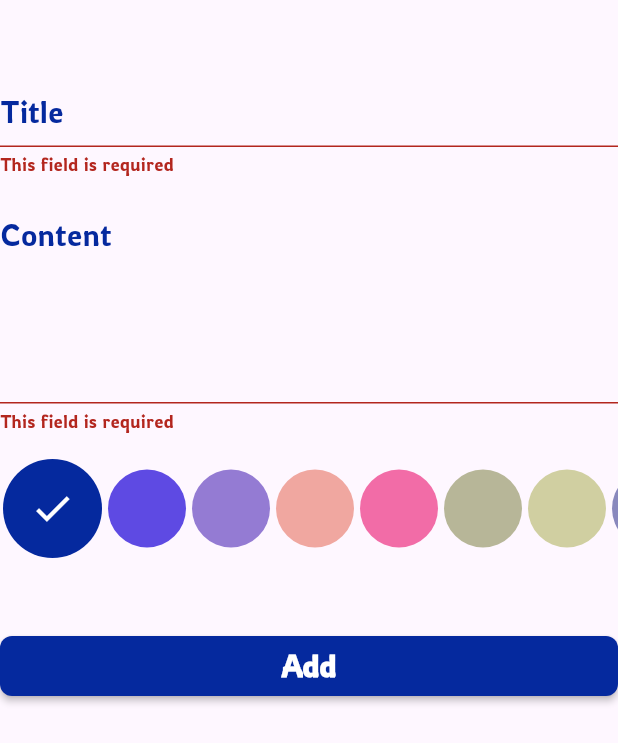
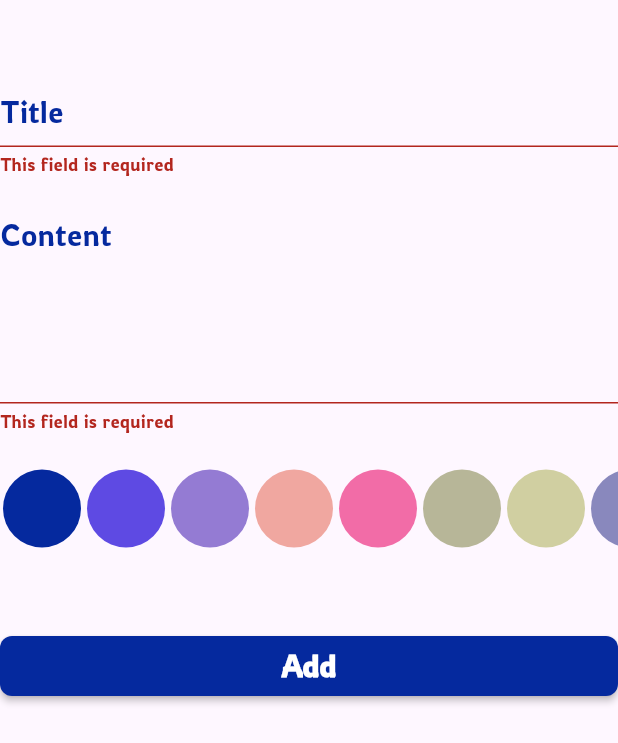
Before and after one commit to hayam-tarek/notes_app, a Flutter app: the AddNoteForm widget shown alone on an empty page, opened directly, after a tap on "Add", on a phone screen of 412 x 824 dp. Shown: the top 743 px of the screen. Run offline on Flutter 3.47's test engine with Material 3 defaults, Android fonts, the phone set to English and light mode, and no system bars; our stand-ins replace bloc, flutter_bloc, hive, hive_flutter; accounts and stored records are empty.

```diff
--- a/lib/cubits/addNoteCubit/add_note_cubit.dart
+++ b/lib/cubits/addNoteCubit/add_note_cubit.dart
@@ -1,3 +1,5 @@
+import 'dart:ui';
+
 import 'package:bloc/bloc.dart';
 import 'package:hive_flutter/adapters.dart';
 import 'package:meta/meta.dart';
@@ -8,6 +10,7 @@ part 'add_note_state.dart';
 
 class AddNoteCubit extends Cubit<AddNoteState> {
   AddNoteCubit() : super(AddNoteInitial());
+  Color? noteColor;
   addNote(NoteModel note) async {
     emit(AddNoteLoading());
     try {
--- a/lib/widgets/add_note_form.dart
+++ b/lib/widgets/add_note_form.dart
@@ -2,6 +2,7 @@ import 'package:flutter/material.dart';
 import 'package:flutter_bloc/flutter_bloc.dart';
 import 'package:intl/intl.dart';
 import 'package:notes_app/cubits/addNoteCubit/add_note_cubit.dart';
+import 'package:notes_app/helper/constant.dart';
 import 'package:notes_app/models/note_model.dart';
 import 'package:notes_app/widgets/colors_listview.dart';
 import 'package:notes_app/widgets/custom_button.dart';
@@ -70,7 +71,10 @@ class _AddNoteFormState extends State<AddNoteForm> {
                       title: title!,
                       content: content!,
                       createdAt: formattedCurrentDate,
-                      color: Colors.pink.value,
+                      color: BlocProvider.of<AddNoteCubit>(context)
+                              .noteColor
+                              ?.value ??
+                          kSecColor.value,
                     );
                     BlocProvider.of<AddNoteCubit>(context).addNote(note);
                   } else {
--- a/lib/widgets/colors_listview.dart
+++ b/lib/widgets/colors_listview.dart
@@ -1,4 +1,6 @@
 import 'package:flutter/material.dart';
+import 'package:flutter_bloc/flutter_bloc.dart';
+import 'package:notes_app/cubits/addNoteCubit/add_note_cubit.dart';
 import 'package:notes_app/helper/constant.dart';
 import 'package:notes_app/widgets/color_item.dart';
 
@@ -12,7 +14,7 @@ class ColorsListView extends StatefulWidget {
 }
 
 class _ColorsListViewState extends State<ColorsListView> {
-  int currentIndex = 0;
+  int currentIndex = -1;
   @override
   Widget build(BuildContext context) {
     return ListView.builder(
@@ -27,6 +29,8 @@ class _ColorsListViewState extends State<ColorsListView> {
                 setState(() {
                   currentIndex = index;
                 });
+                BlocProvider.of<AddNoteCubit>(context).noteColor =
+                    kColorsList[index];
               },
               child: ColorItem(
                 isActive: currentIndex == index,
```
